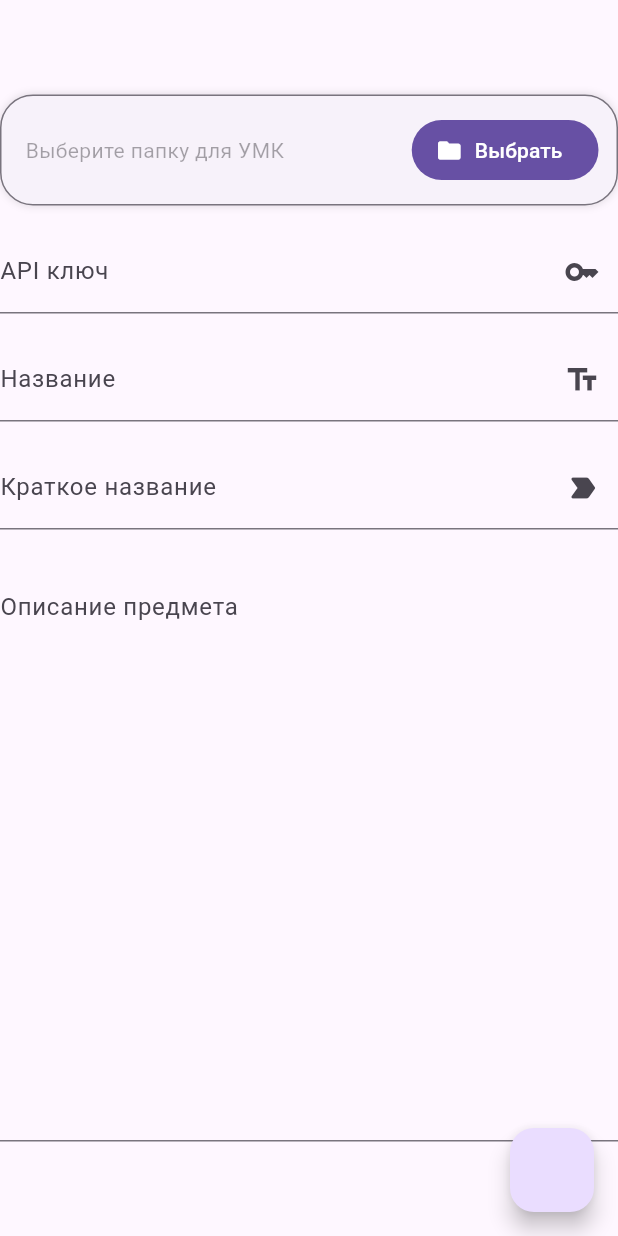
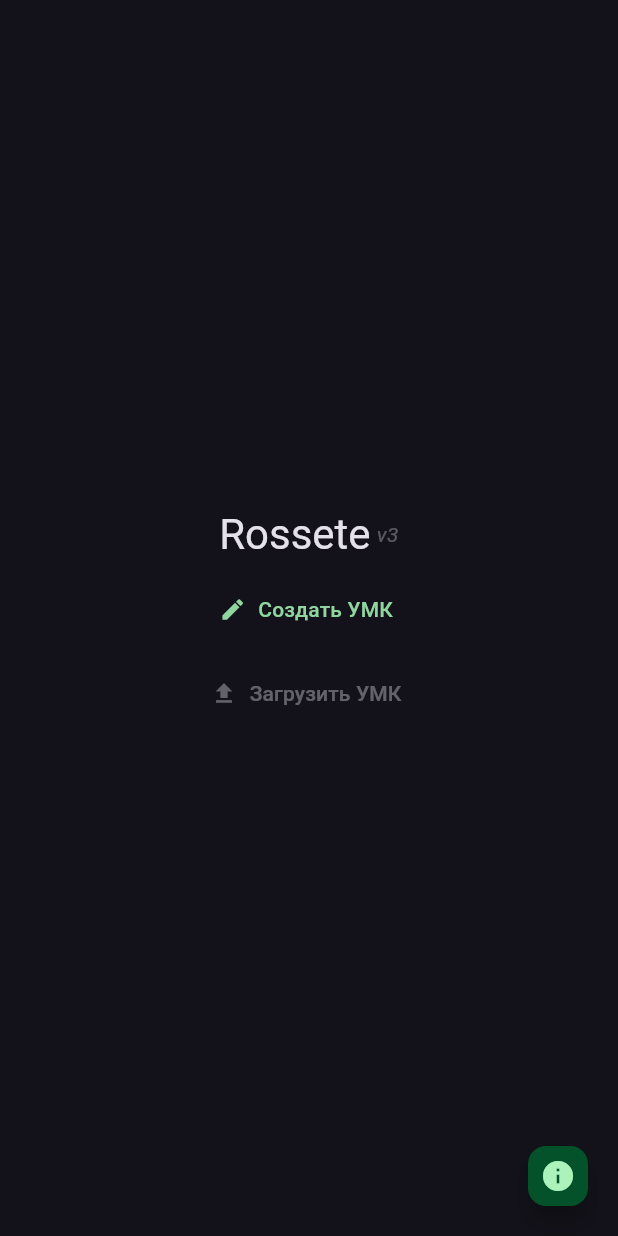
Before and after one commit to DionisiuBrovka/rossete_v4, a Flutter app: the screen it shows after launch, on a phone screen of 412 x 824 dp. Run offline on Flutter 3.47's test engine with Material 3 defaults, Android fonts, the phone set to English and light mode, and no system bars; our stand-ins replace file_picker, get_it.

Commit message:
Добавил экраны и тд и тп

```diff
--- a/lib/forms/umk_create_form/u_m_k_create_form.dart
+++ b/lib/forms/umk_create_form/umk_create_form.dart
@@ -1,6 +1,6 @@
 import 'package:file_picker/file_picker.dart';
 import 'package:flutter/material.dart';
-import 'package:rossete_v4/forms/umk_create_form/u_m_k_create_form_controller.dart';
+import 'package:rossete_v4/forms/umk_create_form/umk_create_form_controller.dart';
 
 class UMKCreateForm extends StatefulWidget {
   const UMKCreateForm({super.key, required this.formController});
--- a/lib/main.dart
+++ b/lib/main.dart
@@ -1,8 +1,15 @@
 import 'package:flutter/material.dart';
-import 'package:rossete_v4/forms/umk_create_form/u_m_k_create_form.dart';
-import 'package:rossete_v4/forms/umk_create_form/u_m_k_create_form_controller.dart';
+import 'package:get_it/get_it.dart';
+import 'package:rossete_v4/forms/umk_create_form/umk_create_form.dart';
+import 'package:rossete_v4/forms/umk_create_form/umk_create_form_controller.dart';
+import 'package:rossete_v4/pages/start_page.dart';
+
+void setup() {
+  GetIt.I.registerSingleton(GlobalKey<NavigatorState>());
+}
 
 void main() {
+  setup();
   runApp(MainApp());
 }
 
@@ -14,19 +21,15 @@ class MainApp extends StatelessWidget {
   @override
   Widget build(BuildContext context) {
     return MaterialApp(
-      home: Scaffold(
-        body: Center(
-          child: SizedBox(
-            width: 450,
-            child: UMKCreateForm(formController: formController),
-          ),
-        ),
-        floatingActionButton: FloatingActionButton(
-          onPressed: () {
-            formController.submitForm();
-          },
+      theme: .from(
+        colorScheme: .fromSeed(
+          seedColor: .fromARGB(255, 121, 150, 255),
+          brightness: .dark,
+          dynamicSchemeVariant: .expressive,
         ),
       ),
+      navigatorKey: GetIt.I<GlobalKey<NavigatorState>>(),
+      home: StartPage(),
     );
   }
 }
--- /dev/null
+++ b/lib/pages/start_page.dart
@@ -0,0 +1,111 @@
+import 'package:flutter/material.dart';
+import 'package:rossete_v4/pages/create_umk_page.dart';
+
+class StartPage extends StatefulWidget {
+  const StartPage({super.key});
+
+  @override
+  State<StartPage> createState() => _StartPageState();
+}
+
+class _StartPageState extends State<StartPage> {
+  @override
+  Widget build(BuildContext context) {
+    return Scaffold(
+      body: Center(
+        child: _StartPageMenu(
+          title: 'Rossete',
+          version: 'v3',
+          onCreatePress: () {
+            Navigator.push(
+              context,
+              MaterialPageRoute(builder: (context) => const CreateUMKPage()),
+            );
+          },
+          onLoadPress: null,
+        ),
+      ),
+      floatingActionButton: FloatingActionButton.small(
+        onPressed: () {
+          showAdaptiveDialog(
+            context: context,
+            builder: (context) => Dialog(
+              child: SizedBox(
+                width: 450,
+                child: Padding(
+                  padding: .symmetric(vertical: 8, horizontal: 24),
+                  child: Text("TODO сделать описание"),
+                ),
+              ),
+            ),
+          );
+        },
+        child: Icon(Icons.info),
+      ),
+    );
+  }
+}
+
+class _StartPageMenu extends StatelessWidget {
+  const _StartPageMenu({
+    required this.title,
+    required this.version,
+    this.onCreatePress,
+    this.onLoadPress,
+  });
+
+  final String title;
+  final String version;
+  final Function()? onCreatePress;
+  final Function()? onLoadPress;
+
+  @override
+  Widget build(BuildContext context) {
+    return Column(
+      mainAxisSize: MainAxisSize.min,
+      mainAxisAlignment: MainAxisAlignment.center,
+      crossAxisAlignment: CrossAxisAlignment.center,
+      spacing: 8,
+      children: [
+        _TitleText(title: title, version: version),
+        TextButton.icon(
+          onPressed: onCreatePress,
+          icon: Icon(Icons.create),
+          label: Text("Создать УМК"),
+        ),
+        TextButton.icon(
+          onPressed: onLoadPress,
+          icon: Icon(Icons.upload),
+          label: Text("Загрузить УМК"),
+        ),
+      ],
+    );
+  }
+}
+
+class _TitleText extends StatelessWidget {
+  const _TitleText({required this.title, required this.version});
+
+  final String title;
+  final String version;
+
+  @override
+  Widget build(BuildContext context) {
+    return Row(
+      mainAxisAlignment: .center,
+      spacing: 4,
+      children: [
+        Text(title, style: Theme.of(context).textTheme.headlineMedium),
+        Text(
+          version,
+          style: Theme.of(context).textTheme.bodyMedium!.copyWith(
+            fontStyle: .italic,
+            color: Theme.of(
+              context,
+            ).colorScheme.onSurfaceVariant.withAlpha(100),
+          ),
+        ),
+      ],
+    );
+  }
+}
--- a/pubspec.yaml
+++ b/pubspec.yaml
@@ -10,6 +10,7 @@ dependencies:
   file_picker: ^10.3.7
   flutter:
     sdk: flutter
+  get_it: ^9.2.0
   google_fonts: ^6.3.3
 
 dev_dependencies:
```
Also changed, not shown: lib/pages/create_umk_page.dart (added, +22 -0 lines), lib/forms/umk_create_form/umk_create_form_controller.dart (renamed from lib/forms/umk_create_form/u_m_k_create_form_controller.dart), pubspec.lock.
